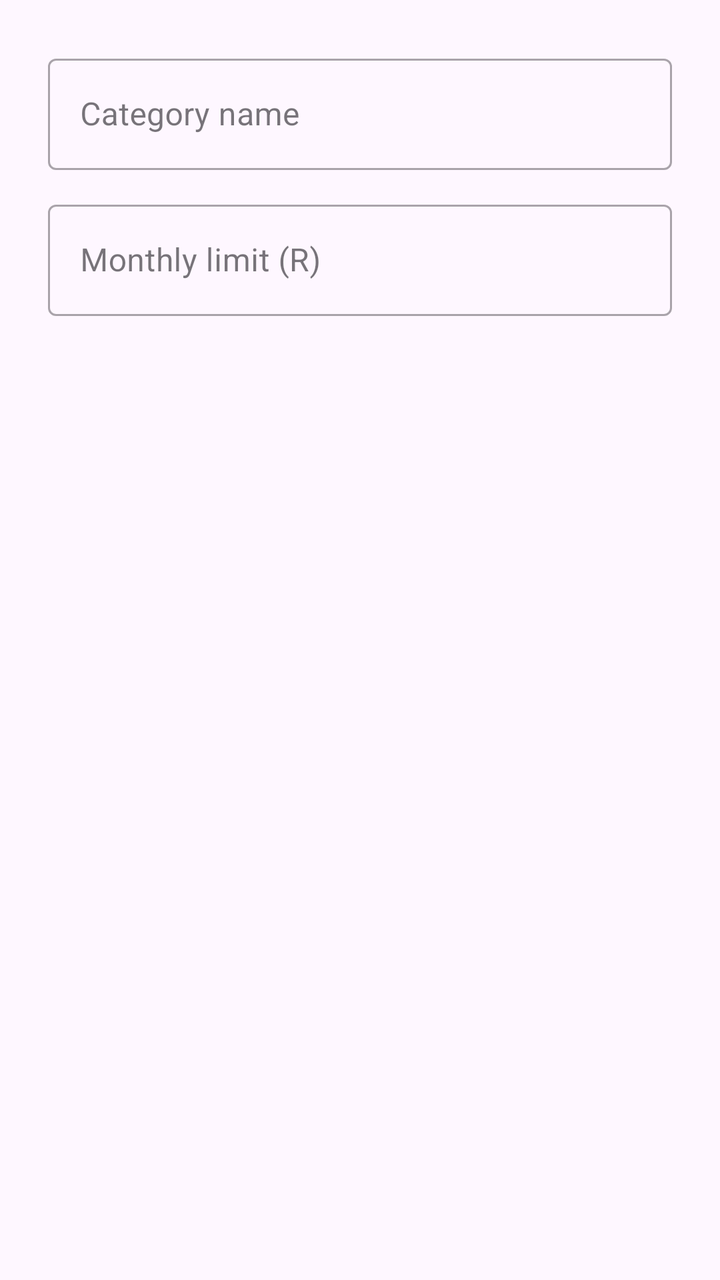
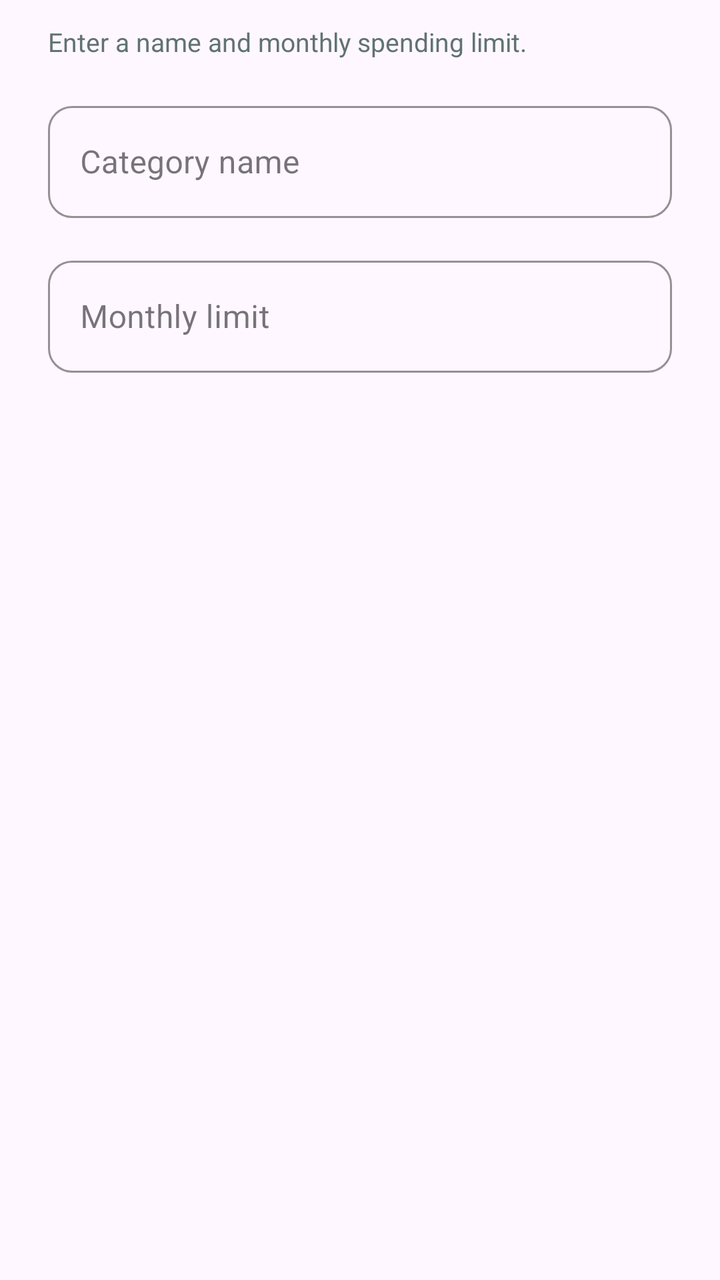

Compare the two renders of this Android layout. The source of the first and the diff that turns it into the second are given below.
<!-- AndroidManifest.xml: application theme Theme.PocketPath -->
<!-- res/layout/dialog_add_category.xml -->
<?xml version="1.0" encoding="utf-8"?>
<LinearLayout
    xmlns:android="http://schemas.android.com/apk/res/android"
    android:layout_width="match_parent"
    android:layout_height="wrap_content"
    android:orientation="vertical"
    android:padding="24dp">

    <com.google.android.material.textfield.TextInputLayout
        android:id="@+id/nameLayout"
        style="@style/Widget.MaterialComponents.TextInputLayout.OutlinedBox"
        android:layout_width="match_parent"
        android:layout_height="wrap_content"
        android:hint="Category name">

        <com.google.android.material.textfield.TextInputEditText
            android:id="@+id/etCategoryName"
            android:layout_width="match_parent"
            android:layout_height="wrap_content"
            android:inputType="textCapWords"
            android:maxLength="40" />

    </com.google.android.material.textfield.TextInputLayout>

    <com.google.android.material.textfield.TextInputLayout
        android:id="@+id/limitLayout"
        style="@style/Widget.MaterialComponents.TextInputLayout.OutlinedBox"
        android:layout_width="match_parent"
        android:layout_height="wrap_content"
        android:layout_marginTop="12dp"
        android:hint="Monthly limit (R)">

        <com.google.android.material.textfield.TextInputEditText
            android:id="@+id/etCategoryLimit"
            android:layout_width="match_parent"
            android:layout_height="wrap_content"
            android:inputType="numberDecimal" />

    </com.google.android.material.textfield.TextInputLayout>

</LinearLayout>
<!-- resources referenced by this layout -->
<resources>
  <style name="Theme.PocketPath" parent="Base.Theme.PocketPath" />
  <style name="Base.Theme.PocketPath" parent="Theme.Material3.DayNight.NoActionBar">
          
          
      </style>
</resources>

<!-- the commit's change to res/layout/dialog_add_category.xml (unified diff, before → after) -->
@@ -1,24 +1,46 @@
 <?xml version="1.0" encoding="utf-8"?>
 <LinearLayout
     xmlns:android="http://schemas.android.com/apk/res/android"
+    xmlns:app="http://schemas.android.com/apk/res-auto"
     android:layout_width="match_parent"
     android:layout_height="wrap_content"
     android:orientation="vertical"
-    android:padding="24dp">
+    android:paddingStart="24dp"
+    android:paddingTop="12dp"
+    android:paddingEnd="24dp"
+    android:paddingBottom="8dp">
+
+    <TextView
+        android:layout_width="match_parent"
+        android:layout_height="wrap_content"
+        android:layout_marginBottom="18dp"
+        android:text="Enter a name and monthly spending limit."
+        android:textColor="#607372"
+        android:textSize="13sp" />
 
     <com.google.android.material.textfield.TextInputLayout
         android:id="@+id/nameLayout"
         style="@style/Widget.MaterialComponents.TextInputLayout.OutlinedBox"
         android:layout_width="match_parent"
         android:layout_height="wrap_content"
-        android:hint="Category name">
+        android:hint="Category name"
+        app:boxCornerRadiusBottomEnd="12dp"
+        app:boxCornerRadiusBottomStart="12dp"
+        app:boxCornerRadiusTopEnd="12dp"
+        app:boxCornerRadiusTopStart="12dp"
+        app:boxStrokeColor="#176B66"
+        app:hintTextColor="#176B66">
 
         <com.google.android.material.textfield.TextInputEditText
             android:id="@+id/etCategoryName"
             android:layout_width="match_parent"
             android:layout_height="wrap_content"
+            android:imeOptions="actionNext"
             android:inputType="textCapWords"
-            android:maxLength="40" />
+            android:maxLength="40"
+            android:minHeight="56dp"
+            android:textColor="#123F43"
+            android:textSize="16sp" />
 
     </com.google.android.material.textfield.TextInputLayout>
 
@@ -27,14 +49,27 @@
         style="@style/Widget.MaterialComponents.TextInputLayout.OutlinedBox"
         android:layout_width="match_parent"
         android:layout_height="wrap_content"
-        android:layout_marginTop="12dp"
-        android:hint="Monthly limit (R)">
+        android:layout_marginTop="16dp"
+        android:hint="Monthly limit"
+        app:boxCornerRadiusBottomEnd="12dp"
+        app:boxCornerRadiusBottomStart="12dp"
+        app:boxCornerRadiusTopEnd="12dp"
+        app:boxCornerRadiusTopStart="12dp"
+        app:boxStrokeColor="#176B66"
+        app:hintTextColor="#176B66"
+        app:prefixText="R ">
 
         <com.google.android.material.textfield.TextInputEditText
             android:id="@+id/etCategoryLimit"
             android:layout_width="match_parent"
             android:layout_height="wrap_content"
-            android:inputType="numberDecimal" />
+            android:digits="0123456789."
+            android:imeOptions="actionDone"
+            android:inputType="numberDecimal"
+            android:maxLength="10"
+            android:minHeight="56dp"
+            android:textColor="#123F43"
+            android:textSize="16sp" />
 
     </com.google.android.material.textfield.TextInputLayout>
 
